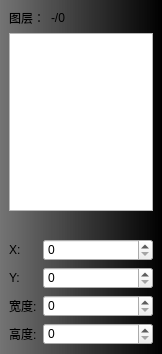
First picture: the form in FormLayerTools.ui, repository guee/GueeRecorder, before the edit.
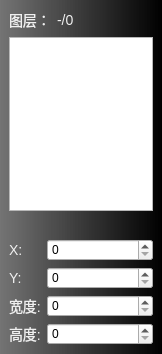
Second picture: the form after the edit. Icons and pictures are not drawn.

The edit to the form file:
```diff
--- a/FormLayerTools.ui
+++ b/FormLayerTools.ui
@@ -25,7 +25,12 @@
 {
 border:none;
 }
+QLabel
+{
+color: rgb(240, 240, 240);
+font-size:14px;
 
+}
 QPushButton:hover
 {
 background-color: rgb(96, 96, 96);
```
